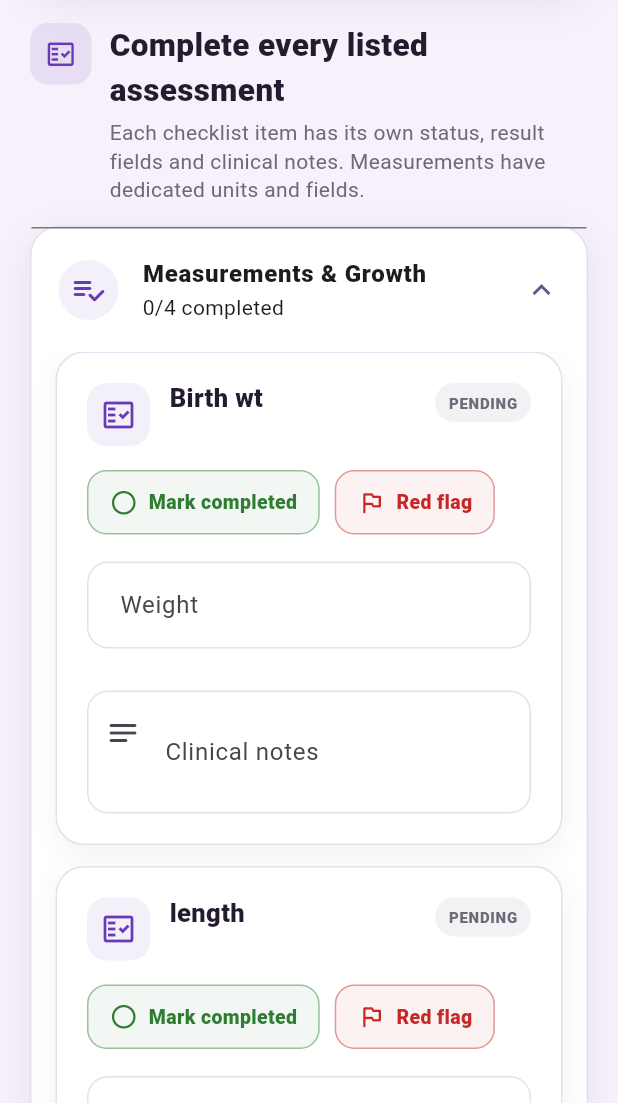
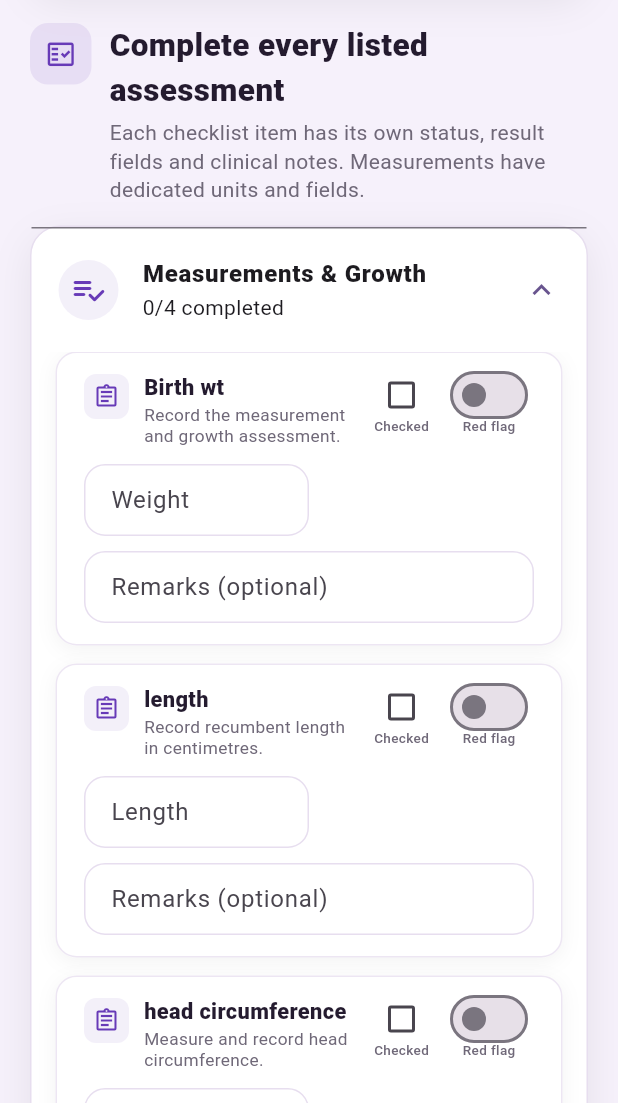
Before and after one commit to rohitrn936-stack/shishuCareApp, a Flutter app: the ScreeningPage screen opened directly with empty values, scrolled down 576 dp, on a phone screen of 412 x 824 dp, the part 133-1236 px from its top. Run offline on Flutter 3.47's test engine with Material 3 defaults, Android fonts, the phone set to English and light mode, and no system bars; our stand-ins replace cloud_firestore, firebase_core, firebase_storage, image_picker, pdf, printing; accounts and stored records are empty.

```diff
--- a/lib/widgets/screening_card.dart
+++ b/lib/widgets/screening_card.dart
@@ -32,12 +32,29 @@ class _ScreeningCardState extends State<ScreeningCard> {
   void initState() {
     super.initState();
     notesController = TextEditingController(text: widget.item.notes);
+    _createFieldControllers();
+  }
+
+  void _createFieldControllers() {
     for (final spec in specs) {
       if (spec.options == null) {
         fieldControllers[spec.key] = TextEditingController(
           text: widget.item.fields[spec.key] ?? '',
         );
       }
+    }
+  }
+
+  @override
+  void didUpdateWidget(covariant ScreeningCard oldWidget) {
+    super.didUpdateWidget(oldWidget);
+    if (oldWidget.item.title != widget.item.title ||
+        oldWidget.section != widget.section) {
+      for (final controller in fieldControllers.values) {
+        controller.dispose();
+      }
+      fieldControllers.clear();
+      _createFieldControllers();
     }
   }
 
@@ -50,12 +67,14 @@ class _ScreeningCardState extends State<ScreeningCard> {
     super.dispose();
   }
 
-  void _toggleChecked() {
+  void _toggleChecked(bool value) {
     setState(() {
-      widget.item.checked = !widget.item.checked;
-      if (!widget.item.checked) {
+      widget.item.checked = value;
+      if (!value) {
         widget.item.redFlag = false;
-        if (widget.item.status == 'Completed') widget.item.status = 'Pending';
+        if (widget.item.status == 'Completed') {
+          widget.item.status = 'Pending';
+        }
       } else if (widget.item.status == 'Pending') {
         widget.item.status = 'Completed';
       }
@@ -63,12 +82,17 @@ class _ScreeningCardState extends State<ScreeningCard> {
     widget.onChanged?.call();
   }
 
-  void _toggleFlag() {
+  void _toggleFlag(bool value) {
     setState(() {
-      if (!widget.item.checked) widget.item.checked = true;
-      widget.item.redFlag = !widget.item.redFlag;
-      if (widget.item.redFlag) {
+      if (value) {
+        widget.item.checked = true;
+        widget.item.redFlag = true;
         widget.item.status = 'Concern';
+      } else {
+        widget.item.redFlag = false;
+        if (widget.item.status == 'Concern') {
+          widget.item.status = widget.item.checked ? 'Completed' : 'Pending';
+        }
       }
     });
     widget.onChanged?.call();
@@ -78,7 +102,9 @@ class _ScreeningCardState extends State<ScreeningCard> {
     widget.item.fields[key] = value;
     if (value.trim().isNotEmpty && !widget.item.checked) {
       widget.item.checked = true;
-      if (widget.item.status == 'Pending') widget.item.status = 'Completed';
+      if (widget.item.status == 'Pending') {
+        widget.item.status = 'Completed';
+      }
     }
     widget.onChanged?.call();
   }
@@ -87,28 +113,24 @@ class _ScreeningCardState extends State<ScreeningCard> {
   Widget build(BuildContext context) {
     final isFlagged = widget.item.redFlag;
     final isChecked = widget.item.checked;
+
     final borderColor = isFlagged
-        ? AppColors.danger
-        : isChecked
-            ? AppColors.success
-            : AppColors.border;
+        ? AppColors.danger.withOpacity(.45)
+        : AppColors.border.withOpacity(.75);
 
     return AnimatedContainer(
-      duration: const Duration(milliseconds: 220),
-      margin: const EdgeInsets.only(bottom: 14),
-      padding: const EdgeInsets.all(20),
+      duration: const Duration(milliseconds: 180),
+      margin: const EdgeInsets.only(bottom: 12),
+      padding: const EdgeInsets.fromLTRB(18, 14, 18, 14),
       decoration: BoxDecoration(
         color: Colors.white,
-        borderRadius: BorderRadius.circular(19),
-        border: Border.all(
-          color: borderColor,
-          width: isFlagged || isChecked ? 1.6 : 1,
-        ),
+        borderRadius: BorderRadius.circular(14),
+        border: Border.all(color: borderColor),
         boxShadow: const [
           BoxShadow(
-            color: Color(0x0D000000),
-            blurRadius: 14,
-            offset: Offset(0, 5),
+            color: Color(0x0C000000),
+            blurRadius: 10,
+            offset: Offset(0, 3),
           ),
         ],
       ),
@@ -118,101 +140,103 @@ class _ScreeningCardState extends State<ScreeningCard> {
           Row(
             crossAxisAlignment: CrossAxisAlignment.start,
             children: [
-              AnimatedContainer(
-                duration: const Duration(milliseconds: 200),
-                width: 42,
-                height: 42,
+              Container(
+                width: 30,
+                height: 30,
                 decoration: BoxDecoration(
-                  color: isFlagged
-                      ? AppColors.danger.withOpacity(.10)
-                      : isChecked
-                          ? AppColors.success.withOpacity(.10)
-                          : AppColors.primary.withOpacity(.08),
-                  borderRadius: BorderRadius.circular(13),
+                  color: AppColors.primary.withOpacity(.08),
+                  borderRadius: BorderRadius.circular(8),
                 ),
                 child: Icon(
                   isFlagged
-                      ? Icons.flag_rounded
+                      ? Icons.warning_amber_rounded
                       : isChecked
-                          ? Icons.check_circle_rounded
-                          : Icons.fact_check_outlined,
-                  color: isFlagged
-                      ? AppColors.danger
-                      : isChecked
-                          ? AppColors.success
-                          : AppColors.primary,
+                          ? Icons.check_circle_outline_rounded
+                          : Icons.assignment_outlined,
+                  size: 18,
+                  color: isFlagged ? AppColors.danger : AppColors.primary,
                 ),
               ),
-              const SizedBox(width: 13),
+              const SizedBox(width: 10),
               Expanded(
-                child: Text(
+                child: Column(
+                  crossAxisAlignment: CrossAxisAlignment.start,
+                  children: [
+                    Text(
                       widget.item.title,
                       style: const TextStyle(
-                    fontSize: 17,
-                    height: 1.25,
-                    fontWeight: FontWeight.w900,
+                        fontSize: 14.5,
+                        height: 1.2,
+                        fontWeight: FontWeight.w800,
                         color: AppColors.text,
                       ),
                     ),
+                    const SizedBox(height: 3),
+                    Text(
+                      _descriptionFor(widget.item.title, widget.section),
+                      maxLines: 2,
+                      overflow: TextOverflow.ellipsis,
+                      style: TextStyle(
+                        fontSize: 11.5,
+                        height: 1.25,
+                        color: AppColors.mutedText,
                       ),
-              const SizedBox(width: 8),
-              _StatusPill(
-                label: isFlagged
-                    ? 'RED FLAG'
-                    : isChecked
-                        ? 'COMPLETED'
-                        : 'PENDING',
-                color: isFlagged
-                    ? AppColors.danger
-                    : isChecked
-                        ? AppColors.success
-                        : AppColors.mutedText,
                     ),
                   ],
                 ),
-          const SizedBox(height: 16),
-          Wrap(
-            spacing: 10,
-            runSpacing: 10,
-            children: [
-              _ActionButton(
-                icon: isChecked
-                    ? Icons.check_circle_rounded
-                    : Icons.circle_outlined,
-                label: isChecked ? 'Completed' : 'Mark completed',
-                active: isChecked,
-                color: AppColors.success,
-                onTap: _toggleChecked,
               ),
-              _ActionButton(
-                icon: isFlagged
-                    ? Icons.flag_rounded
-                    : Icons.outlined_flag_rounded,
-                label: isFlagged ? 'Red flag' : 'Red flag',
-                active: isFlagged,
-                color: AppColors.danger,
-                onTap: _toggleFlag,
+              const SizedBox(width: 8),
+              _StatusControl(
+                label: 'Checked',
+                value: isChecked,
+                activeColor: AppColors.success,
+                onChanged: _toggleChecked,
+              ),
+              const SizedBox(width: 10),
+              _FlagControl(
+                value: isFlagged,
+                onChanged: _toggleFlag,
               ),
             ],
           ),
           if (specs.isNotEmpty) ...[
-            const SizedBox(height: 18),
-            ...specs.map(_buildField),
+            const SizedBox(height: 12),
+            LayoutBuilder(
+              builder: (context, constraints) {
+                final gap = 10.0;
+                final fieldWidth = specs.length == 1
+                    ? constraints.maxWidth * .24
+                    : (constraints.maxWidth - gap * (specs.length - 1)) /
+                        specs.length;
+
+                return Wrap(
+                  spacing: gap,
+                  runSpacing: 10,
+                  children: specs.map((spec) {
+                    return SizedBox(
+                      width: fieldWidth.clamp(150.0, constraints.maxWidth).toDouble(),
+                      child: _buildField(spec),
+                    );
+                  }).toList(),
+                );
+              },
+            ),
           ],
-          const SizedBox(height: 16),
+          const SizedBox(height: 10),
           TextField(
             controller: notesController,
-            maxLines: 2,
+            maxLines: 1,
             onChanged: (value) {
               widget.item.notes = value;
               widget.onChanged?.call();
             },
             decoration: const InputDecoration(
-              labelText: 'Clinical notes',
-              hintText: 'Optional note, measurement context or observation',
-              prefixIcon: Padding(
-                padding: EdgeInsets.only(bottom: 25),
-                child: Icon(Icons.notes_rounded),
+              labelText: 'Remarks (optional)',
+              hintText: 'Add remarks or observations',
+              isDense: true,
+              contentPadding: EdgeInsets.symmetric(
+                horizontal: 14,
+                vertical: 12,
               ),
             ),
           ),
@@ -224,27 +248,38 @@ class _ScreeningCardState extends State<ScreeningCard> {
   Widget _buildField(ScreeningFieldSpec spec) {
     if (spec.options != null) {
       final current = widget.item.fields[spec.key];
-      return Padding(
-        padding: const EdgeInsets.only(bottom: 12),
-        child: DropdownButtonFormField<String>(
+      return DropdownButtonFormField<String>(
         value: spec.options!.contains(current) ? current : null,
-          decoration: InputDecoration(labelText: spec.label),
+        isExpanded: true,
+        decoration: InputDecoration(
+          labelText: spec.label,
+          isDense: true,
+          contentPadding: const EdgeInsets.symmetric(
+            horizontal: 14,
+            vertical: 12,
+          ),
+        ),
         items: spec.options!
-              .map((option) => DropdownMenuItem(value: option, child: Text(option)))
+            .map(
+              (option) => DropdownMenuItem(
+                value: option,
+                child: Text(
+                  option,
+                  overflow: TextOverflow.ellipsis,
+                ),
+              ),
+            )
             .toList(),
         onChanged: (value) {
           if (value == null) return;
           _setField(spec.key, value);
           setState(() {});
         },
-        ),
       );
     }
 
     final controller = fieldControllers[spec.key]!;
-    return Padding(
-      padding: const EdgeInsets.only(bottom: 12),
-      child: TextField(
+    return TextField(
       controller: controller,
       keyboardType: spec.keyboardType,
       onChanged: (value) => _setField(spec.key, value),
@@ -252,83 +287,116 @@ class _ScreeningCardState extends State<ScreeningCard> {
         labelText: spec.label,
         hintText: spec.hint,
         suffixText: spec.unit,
+        isDense: true,
+        contentPadding: const EdgeInsets.symmetric(
+          horizontal: 14,
+          vertical: 12,
         ),
       ),
     );
   }
+
+  String _descriptionFor(String title, String section) {
+    final t = title.toLowerCase();
+    if (t.contains('weight')) {
+      return 'Record the measured weight for this visit.';
+    }
+    if (t.contains('length')) {
+      return 'Record recumbent length in centimetres.';
+    }
+    if (t.contains('height')) {
+      return 'Record standing height in centimetres.';
+    }
+    if (t.contains('head circumference')) {
+      return 'Measure and record head circumference.';
+    }
+    if (t.contains('blood') || t.contains('haemoglobin')) {
+      return 'Record the relevant blood test result.';
+    }
+    if (t.contains('vision') || t.contains('eye') || t.contains('hearing')) {
+      return 'Record the screening finding or result.';
+    }
+    if (section.toLowerCase().contains('immun')) {
+      return 'Record whether the scheduled vaccine was given or deferred.';
+    }
+    if (section.toLowerCase().contains('growth')) {
+      return 'Record the measurement and growth assessment.';
+    }
+    return 'Record the assessment finding for this item.';
+  }
 }
 
-class _ActionButton extends StatelessWidget {
-  final IconData icon;
+class _StatusControl extends StatelessWidget {
   final String label;
-  final bool active;
-  final Color color;
-  final VoidCallback onTap;
+  final bool value;
+  final Color activeColor;
+  final ValueChanged<bool> onChanged;
 
-  const _ActionButton({
-    required this.icon,
+  const _StatusControl({
     required this.label,
-    required this.active,
-    required this.color,
-    required this.onTap,
+    required this.value,
+    required this.activeColor,
+    required this.onChanged,
   });
 
   @override
   Widget build(BuildContext context) {
-    return InkWell(
-      onTap: onTap,
-      borderRadius: BorderRadius.circular(13),
-      child: AnimatedContainer(
-        duration: const Duration(milliseconds: 170),
-        padding: const EdgeInsets.symmetric(horizontal: 14, vertical: 11),
-        decoration: BoxDecoration(
-          color: active ? color : color.withOpacity(.06),
-          borderRadius: BorderRadius.circular(13),
-          border: Border.all(color: color.withOpacity(.45)),
-        ),
-        child: Row(
+    return Column(
       mainAxisSize: MainAxisSize.min,
       children: [
-            Icon(icon, size: 19, color: active ? Colors.white : color),
-            const SizedBox(width: 7),
+        SizedBox(
+          width: 28,
+          height: 28,
+          child: Checkbox(
+            value: value,
+            activeColor: activeColor,
+            materialTapTargetSize: MaterialTapTargetSize.shrinkWrap,
+            visualDensity: VisualDensity.compact,
+            onChanged: (next) => onChanged(next ?? false),
+          ),
+        ),
         Text(
           label,
           style: TextStyle(
-                color: active ? Colors.white : color,
-                fontWeight: FontWeight.w800,
-                fontSize: 13,
+            fontSize: 9,
+            color: AppColors.mutedText,
+            fontWeight: FontWeight.w500,
           ),
         ),
       ],
-        ),
-      ),
     );
   }
 }
 
-class _StatusPill extends StatelessWidget {
-  final String label;
-  final Color color;
+class _FlagControl extends StatelessWidget {
+  final bool value;
+  final ValueChanged<bool> onChanged;
 
-  const _StatusPill({required this.label, required this.color});
+  const _FlagControl({required this.value, required this.onChanged});
 
   @override
   Widget build(BuildContext context) {
-    return Container(
-      padding: const EdgeInsets.symmetric(horizontal: 9, vertical: 6),
-      decoration: BoxDecoration(
-        color: color.withOpacity(.09),
-        borderRadius: BorderRadius.circular(30),
-      ),
-      child: Text(
-        label,
-        style: TextStyle(
-          color: color,
-          fontSize: 10,
-          fontWeight: FontWeight.w900,
-          letterSpacing: .5,
+    return Column(
+      mainAxisSize: MainAxisSize.min,
+      children: [
+        SizedBox(
+          height: 28,
+          child: Switch(
+            value: value,
+            activeColor: AppColors.danger,
+            materialTapTargetSize: MaterialTapTargetSize.shrinkWrap,
+            onChanged: onChanged,
           ),
         ),
+        Text(
+          'Red flag',
+          style: TextStyle(
+            fontSize: 9,
+            color: AppColors.mutedText,
+            fontWeight: FontWeight.w500,
+          ),
+        ),
+      ],
     );
   }
 }
--- a/pubspec.yaml
+++ b/pubspec.yaml
@@ -28,7 +28,6 @@ environment:
 # the latest version available on pub.dev. To see which dependencies have newer
 # versions available, run `flutter pub outdated`.
 dependencies:
-
   flutter:
     sdk: flutter
 
@@ -40,10 +39,6 @@ dependencies:
   firebase_auth: ^6.5.6
   pdf: ^3.13.0
   printing: ^5.15.0
-  file_picker: ^8.1.2
-  firebase_storage: ^13.4.5
-  url_launcher: ^6.3.1
-  image_picker: ^1.2.0
 
 dev_dependencies:
   flutter_test:
```
Also changed, not shown: lib/pages/checklist_page.dart (added), pubspec.lock, 8 other files. Lines whose indentation alone changed are shown as unchanged.
